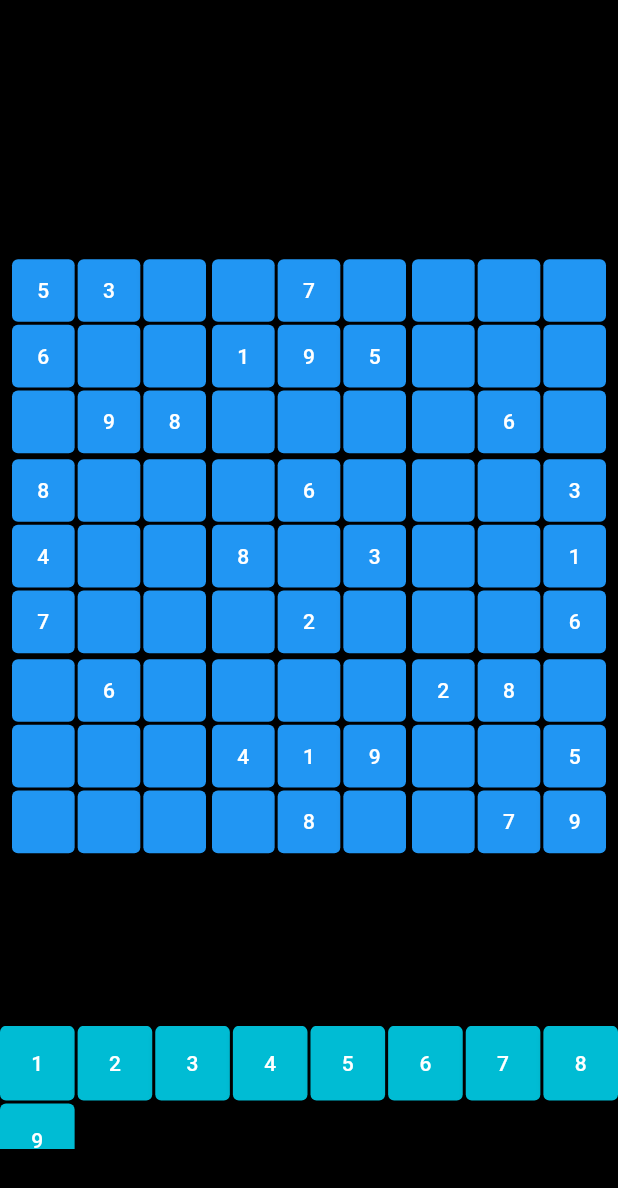
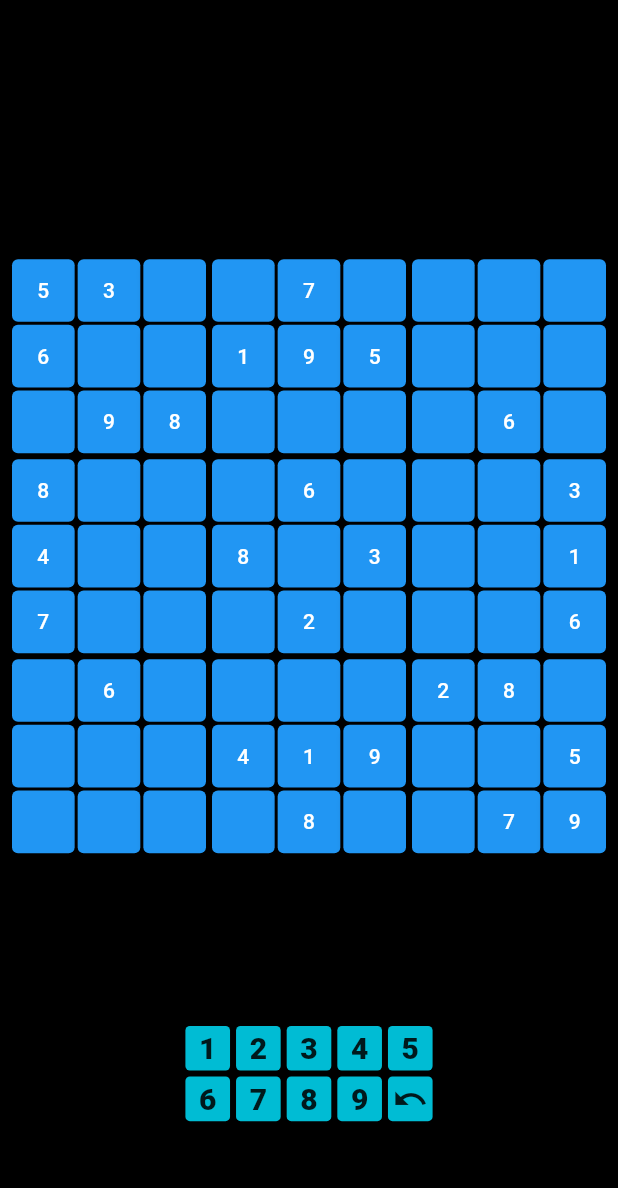
Before and after one commit to nikhil-RGB/sudoku-solver, a Flutter app: the screen it shows after launch, on a phone screen of 412 x 824 dp. Shown: the top 1188 px of the screen. Run offline on Flutter 3.47's test engine with Material 2 defaults, Android fonts, the phone set to English and light mode, and no system bars; our stand-ins replace logger.

Commit message:
💄Improve numbar

```diff
--- a/lib/pages/InputPage.dart
+++ b/lib/pages/InputPage.dart
@@ -66,13 +66,38 @@ class _InputPageState extends State<InputPage> {
 
   SizedBox numberPanel() {
     List<Widget> buttons = List.generate(9, (index) {
-      return ElevatedButton(
-          style: ElevatedButton.styleFrom(
-            backgroundColor: Colors.cyan,
+      return InkWell(
+        onTap: () {},
+        child: Ink(
+            width: 40,
+            height: 90,
+            decoration: const BoxDecoration(
+              color: Colors.cyan,
+              borderRadius: BorderRadius.all(
+                Radius.circular(3.0),
+              ),
+            ),
+            child: Center(
+                child: Text(
+              (++index).toString(),
+              style: const TextStyle(fontSize: 20, fontWeight: FontWeight.w900),
+            ))),
+      );
+    });
+
+    Widget c = InkWell(
+      child: Ink(
+          width: 40,
+          height: 90,
+          decoration: const BoxDecoration(
+            color: Colors.cyan,
+            borderRadius: BorderRadius.all(
+              Radius.circular(3.0),
+            ),
           ),
-          onPressed: () {},
-          child: Text((++index).toString()));
-    });
+          child: const Center(child: Icon(Icons.undo_outlined))),
+    );
+    buttons.add(c);
     // buttons.insert(
     //     0,
     //     ElevatedButton.icon(
@@ -81,12 +106,14 @@ class _InputPageState extends State<InputPage> {
     //       label: const Text("Undo"),
     //     ));
     return SizedBox(
-      height: MediaQuery.of(context).size.height * 0.1,
-      child: GridView.extent(
+      height: MediaQuery.of(context).size.height * 0.15,
+      width: MediaQuery.of(context).size.width * 0.4,
+      child: GridView.count(
         shrinkWrap: true,
-        maxCrossAxisExtent: 50.0,
-        mainAxisSpacing: 2,
-        crossAxisSpacing: 2,
+        physics: const NeverScrollableScrollPhysics(),
+        crossAxisCount: 5,
+        mainAxisSpacing: 4,
+        crossAxisSpacing: 4,
         children: buttons,
       ),
     );
```
